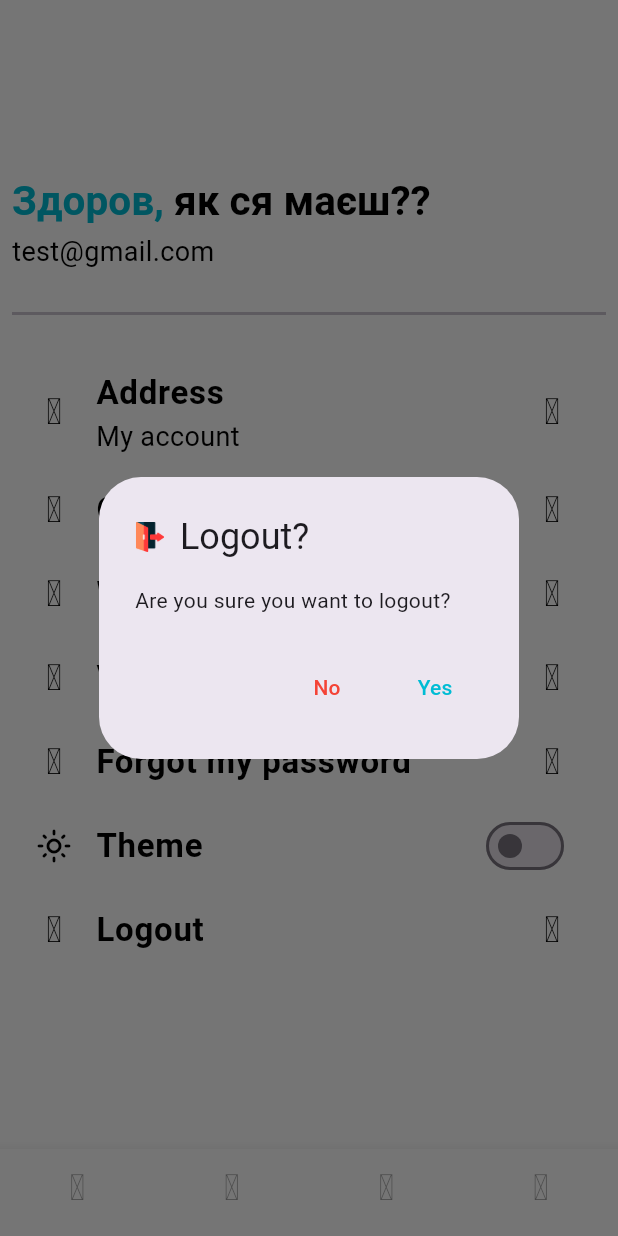
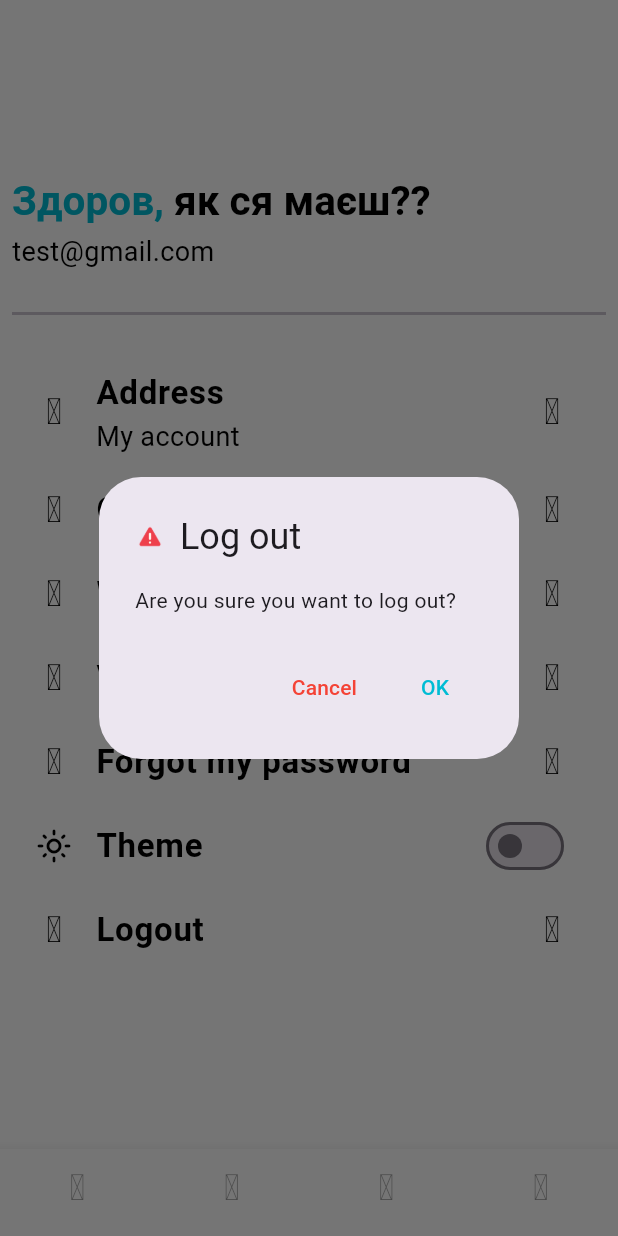
Before and after one commit to s-sulim/groceries_app, a Flutter app: the screen it shows after launch, item 4 of the bottom bar chosen, after a tap on "Logout", on a phone screen of 412 x 824 dp. Run offline on Flutter 3.47's test engine with Material 3 defaults, Android fonts, the phone set to English and light mode, and no system bars; our stand-ins replace card_swiper, fancy_shimmer_image, flutter_iconly, shared_preferences.

Commit message:
Universal warning dialog implemented

```diff
--- a/lib/screens/cart/cart_screen.dart
+++ b/lib/screens/cart/cart_screen.dart
@@ -1,6 +1,7 @@
 import 'package:flutter/material.dart';
 import 'package:flutter_iconly/flutter_iconly.dart';
 import 'package:groceries_app/screens/cart/cart_widget.dart';
+import 'package:groceries_app/services/global_methods.dart';
 import 'package:groceries_app/widgets/text_widget.dart';
 import '../../services/utils.dart';
 
@@ -23,7 +24,9 @@ class CartScreen extends StatelessWidget {
           ),
           actions: [
             IconButton(
-              onPressed: () {},
+              onPressed: () {
+                GlobalMethods.warningDialog(title: 'Empty your cart?', subtitle: 'U sure?', fct: (){}, context: context);
+              },
               icon: Icon(
                 IconlyBroken.delete,
                 color: color,
--- a/lib/screens/user.dart
+++ b/lib/screens/user.dart
@@ -82,7 +82,7 @@ class _UserScreenState extends State<UserScreen> {
                 ),
 
                 _addListTile(title: 'Logout', icon:IconlyLight.logout, color: themeColor, onPressed: ()async{
-                  await _showLogoutDialog();
+                 GlobalMethods.warningDialog(title: 'Log out', subtitle: 'Are you sure you want to log out?', fct: (){}, context: context);
                 })
 
               ],
@@ -106,27 +106,6 @@ await showDialog(context: context, builder: (context){
 
                      actions: [
                       TextButton(onPressed: (){}, child: const Text('Submit'),)
-                     ], );
-                    });
-}
-Future <void> _showLogoutDialog() async{
-await showDialog(context: context, builder: (context){
-                      return  AlertDialog(
-                         title: Row(
-                            children: <Widget>[
-                              Image.asset('assets/images/logout.png', width: 20, height: 20,), // Your icon
-                              const SizedBox(width: 10), // Provides space between the icon and the text
-                              const Expanded(child: Text('Logout?')), // Your text
-                            ],
-                          ),
-                        content: const Text('Are you sure you want to logout?'),
-                     actions: [
-                      TextButton(onPressed: (){
-                        if  (Navigator.canPop(context)){
-                          Navigator.pop(context);
-                        }
-                      }, child: const Text('No', style: TextStyle(color:Colors.red))),
-                      TextButton(onPressed: (){}, child: const Text('Yes', style: TextStyle(color:Colors.cyan),),)
                      ], );
                     });
 }
--- a/lib/screens/wishlist/wishlist_screen.dart
+++ b/lib/screens/wishlist/wishlist_screen.dart
@@ -1,6 +1,7 @@
 import 'package:flutter/material.dart';
 import 'package:flutter_iconly/flutter_iconly.dart';
 import 'package:flutter_staggered_grid_view/flutter_staggered_grid_view.dart';
+import 'package:groceries_app/services/global_methods.dart';
 import 'package:groceries_app/services/utils.dart';
 import 'package:groceries_app/widgets/back_widget.dart';
 import 'package:groceries_app/widgets/text_widget.dart';
@@ -29,7 +30,9 @@ class WishlistScreen extends StatelessWidget {
             ),
             actions: [
               IconButton(
-                onPressed: () {},
+                onPressed: () {
+                   GlobalMethods.warningDialog(title: 'Empty your wishlist?', subtitle: 'U sure?', fct: (){}, context: context);
+                },
                 icon: Icon(
                   IconlyBroken.delete,
                   color: color,
--- a/lib/services/global_methods.dart
+++ b/lib/services/global_methods.dart
@@ -1,7 +1,36 @@
 import 'package:flutter/material.dart';
+import 'package:flutter/widgets.dart';
 
 class GlobalMethods {
  static  navigateTo({required BuildContext ctx, required String routeName}) {
     Navigator.pushNamed(ctx, routeName);
   }
+  static Future <void> warningDialog(
+    {
+      required String title, required String subtitle, required Function fct, required BuildContext context
+    }
+  ) async{
+await showDialog(context: context, builder: (context){
+                      return  AlertDialog(
+                         title: Row(
+                            children: <Widget>[
+                              Image.asset('assets/images/warning.png', width: 20, height: 20,), // Your icon
+                              const SizedBox(width: 10), // Provides space between the icon and the text
+                              Expanded(child: Text(title)), // Your text
+                            ],
+                          ),
+                        content: Text(subtitle),
+                     actions: [
+                      TextButton(onPressed: (){
+                        if  (Navigator.canPop(context)){
+                          Navigator.pop(context);
+                        }
+                      }, child: const Text('Cancel', style: TextStyle(color:Colors.red))),
+                      TextButton(onPressed: (){
+                        fct();
+                      }, child: const Text('OK', style: TextStyle(color:Colors.cyan),),)
+                     ], );
+                    });
 }
+
+}
```
Also changed, not shown: assets/images/warning.png (added).
